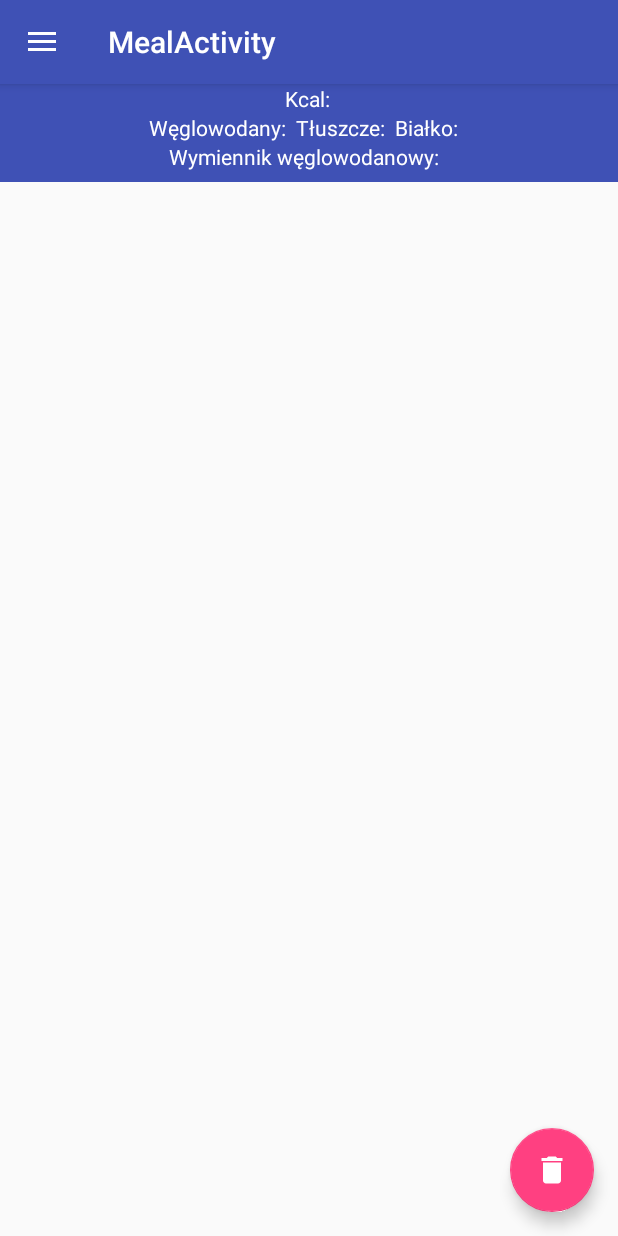
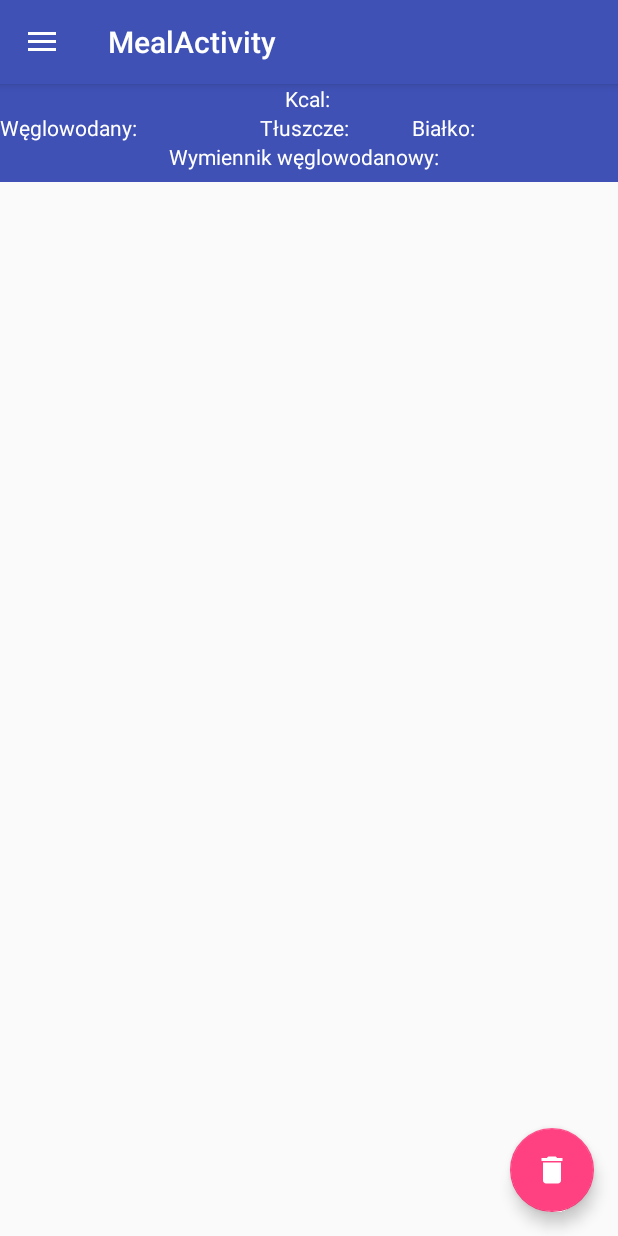
Before and after one commit to michalk933/DietVolTwo, an Android app: the MealActivity screen opened directly, with no data from a screen before it, on a phone screen of 412 x 824 dp. Run offline under Robolectric (Android 15) with nearby library versions, the phone set to English and light mode, and no system bars; libraries missing offline, so code that uses them is left out: io.realm, lombok.extern.log4j; 16 statements that could not run were skipped.

Commit message:
add data user in Meal Activity

```diff
--- a/app/src/main/java/com/example/michal/dietvoltwo/activity/NewProductActivity.java
+++ b/app/src/main/java/com/example/michal/dietvoltwo/activity/NewProductActivity.java
@@ -24,6 +24,7 @@ import android.widget.Toast;
 import com.example.michal.dietvoltwo.R;
 import com.example.michal.dietvoltwo.dto.ProductDto;
 import com.example.michal.dietvoltwo.service.reamlService.ProductServiceImpl;
+import com.example.michal.dietvoltwo.util.ConvertCarbohydratoToCarboChange;
 
 import java.io.ByteArrayOutputStream;
 import java.io.File;
@@ -76,7 +77,7 @@ public class NewProductActivity extends AppCompatActivity {
                 newProduct.setB(Integer.parseInt(proteinEditText.getText().toString()));
                 newProduct.setT(Integer.parseInt(fatEditText.getText().toString()));
                 newProduct.setW(Integer.parseInt(carboEditText.getText().toString()));
-                newProduct.setwW((Integer.parseInt(carboEditText.getText().toString()) / 10));
+                newProduct.setwW(ConvertCarbohydratoToCarboChange.convert(Integer.parseInt(carboEditText.getText().toString())));
                 newProduct.setIg(Integer.parseInt(igEditText.getText().toString()));
                 newProduct.setForDiabets(forDiabedtEditText.getText().toString().equals("TAK") ? 1 : 0);
                 newProduct.setCreate(new Date());
--- a/app/src/main/res/layout/content_meal.xml
+++ b/app/src/main/res/layout/content_meal.xml
@@ -34,29 +34,35 @@
             <LinearLayout
                 android:layout_width="match_parent"
                 android:layout_height="wrap_content"
-                android:gravity="center"
                 android:orientation="horizontal">
 
                 <TextView
                     android:id="@+id/head_data_diet_carbohydrate"
-                    android:layout_width="wrap_content"
+                    android:layout_width="0px"
                     android:layout_height="match_parent"
+                    android:layout_weight="1"
                     android:text="Węglowodany:  "
-                    android:textColor="@color/cardview_light_background" />
+                    android:textColor="@color/cardview_light_background"
+                    android:gravity="start"/>
 
                 <TextView
                     android:id="@+id/head_data_diet_fat"
-                    android:layout_width="wrap_content"
+                    android:layout_width="0px"
                     android:layout_height="match_parent"
+                    android:layout_weight="1"
                     android:text="Tłuszcze:  "
-                    android:textColor="@color/cardview_light_background" />
+                    android:textColor="@color/cardview_light_background"
+                    android:gravity="center"
+                    />
 
                 <TextView
                     android:id="@+id/head_data_diet_protein"
-                    android:layout_width="wrap_content"
+                    android:layout_width="0px"
                     android:layout_height="match_parent"
+                    android:layout_weight="1"
                     android:text="Białko:  "
                     android:textColor="@color/cardview_light_background" />
+
             </LinearLayout>
 
             <TextView
--- a/app/src/main/res/values/strings.xml
+++ b/app/src/main/res/values/strings.xml
@@ -76,4 +76,13 @@
     <string name="title_activity_plan_diets_dto">PlanDietsDtoActivity</string>
 
 
+
+    <string name="meal_data_main_kcal">Kcal: </string>
+    <string name="meal_data_main_protein">Białka: </string>
+    <string name="meal_data_main_fat">Tłuszczu: </string>
+    <string name="meal_data_main_carbohydrate">Węglowodany: </string>
+    <string name="meal_data_main_changecarbo">Wymiennik węglowodanowy: </string>
+
+
+
 </resources>
```
Also changed, not shown: app/src/main/java/com/example/michal/dietvoltwo/activity/MealActivity.java (+31 -6 lines), app/src/main/java/com/example/michal/dietvoltwo/util/ConvertCarbohydratoToCarboChange.java (added, +7 -0 lines).
